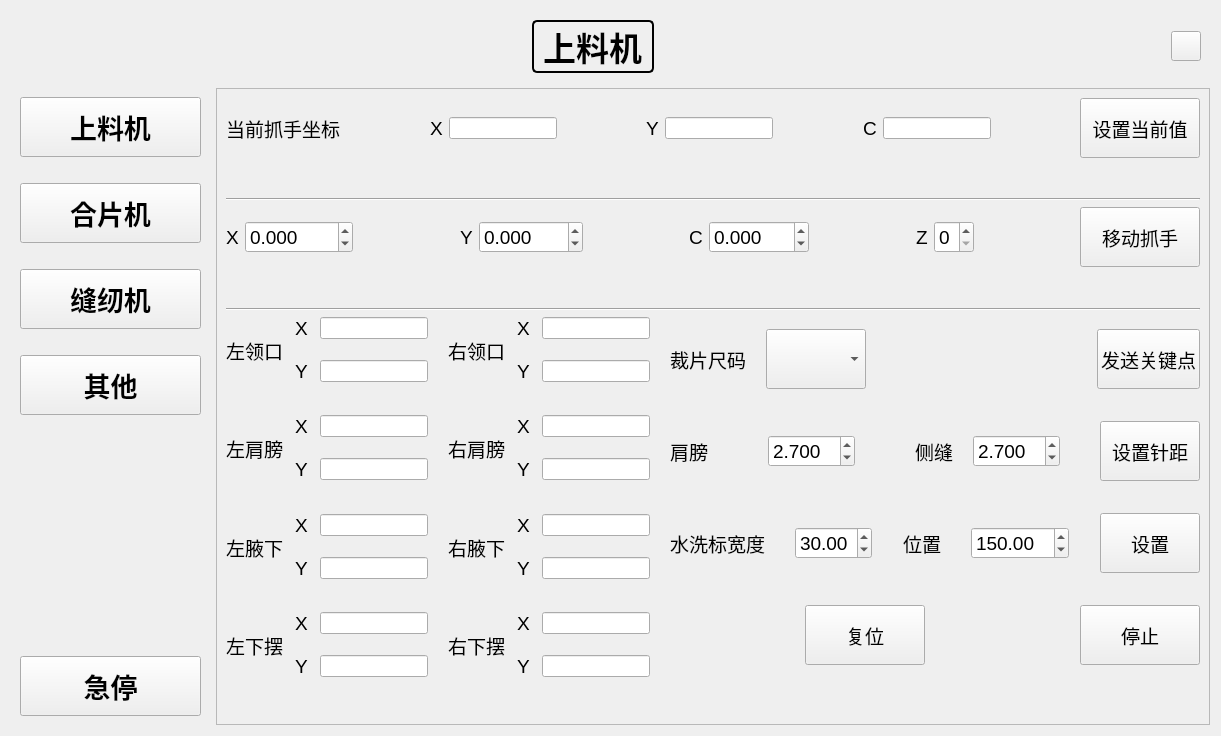
This is ui/developer_widget.ui in Mrjiong-ff/syt_hmi as Qt 5 draws it before an edit. The edited form follows.
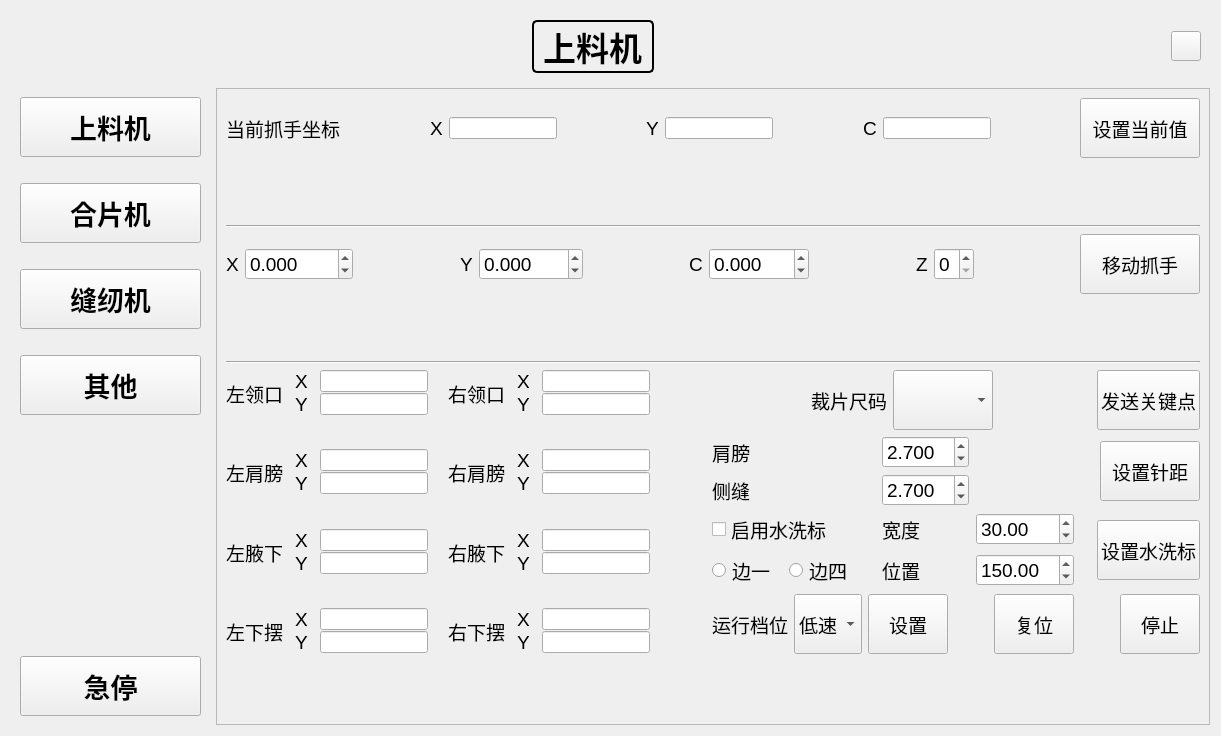
This is the edited form. The open tabs and pages were chosen to show the change. Custom widgets are drawn as their Qt base class.

What changed in the file:
```diff
--- a/ui/developer_widget.ui
+++ b/ui/developer_widget.ui
@@ -3271,10 +3271,7 @@
           </widget>
          </item>
          <item>
-          <layout class="QHBoxLayout" name="horizontalLayout_28" stretch="4,5">
-           <property name="spacing">
-            <number>20</number>
-           </property>
+          <layout class="QHBoxLayout" name="horizontalLayout_26">
            <item>
             <layout class="QGridLayout" name="gridLayout_18">
              <property name="horizontalSpacing">
@@ -3816,10 +3813,36 @@
              </item>
             </layout>
            </item>
+           <item>
+            <spacer name="horizontalSpacer_32">
+             <property name="orientation">
+              <enum>Qt::Horizontal</enum>
+             </property>
+             <property name="sizeHint" stdset="0">
+              <size>
+               <width>40</width>
+               <height>20</height>
+              </size>
+             </property>
+            </spacer>
+           </item>
            <item>
             <layout class="QVBoxLayout" name="verticalLayout_4">
              <item>
               <layout class="QHBoxLayout" name="horizontalLayout_22">
+               <item>
+                <spacer name="horizontalSpacer_11">
+                 <property name="orientation">
+                  <enum>Qt::Horizontal</enum>
+                 </property>
+                 <property name="sizeHint" stdset="0">
+                  <size>
+                   <width>40</width>
+                   <height>20</height>
+                  </size>
+                 </property>
+                </spacer>
+               </item>
                <item>
                 <widget class="QLabel" name="label_75">
                  <property name="font">
@@ -3881,8 +3904,26 @@
               </layout>
              </item>
              <item>
-              <layout class="QHBoxLayout" name="horizontalLayout_26">
-               <item>
+              <layout class="QGridLayout" name="gridLayout_8">
+               <item row="0" column="4" rowspan="2">
+                <widget class="WaterZoomButton" name="needle_length_btn">
+                 <property name="minimumSize">
+                  <size>
+                   <width>100</width>
+                   <height>60</height>
+                  </size>
+                 </property>
+                 <property name="font">
+                  <font>
+                   <pointsize>14</pointsize>
+                  </font>
+                 </property>
+                 <property name="text">
+                  <string>设置针距</string>
+                 </property>
+                </widget>
+               </item>
+               <item row="0" column="0">
                 <widget class="QLabel" name="label_74">
                  <property name="font">
                   <font>
@@ -3894,44 +3935,7 @@
                  </property>
                 </widget>
                </item>
-               <item>
-                <spacer name="horizontalSpacer_36">
-                 <property name="orientation">
-                  <enum>Qt::Horizontal</enum>
-                 </property>
-                 <property name="sizeHint" stdset="0">
-                  <size>
-                   <width>40</width>
-                   <height>20</height>
-                  </size>
-                 </property>
-                </spacer>
-               </item>
-               <item>
-                <widget class="QDoubleSpinBox" name="shoulder_length_spin_box">
-                 <property name="minimumSize">
-                  <size>
-                   <width>80</width>
-                   <height>0</height>
-                  </size>
-                 </property>
-                 <property name="font">
-                  <font>
-                   <pointsize>14</pointsize>
-                  </font>
-                 </property>
-                 <property name="decimals">
-                  <number>3</number>
-                 </property>
-                 <property name="singleStep">
-                  <double>0.050000000000000</double>
-                 </property>
-                 <property name="value">
-                  <double>2.700000000000000</double>
-                 </property>
-                </widget>
-               </item>
-               <item>
+               <item row="0" column="1" rowspan="2">
                 <spacer name="horizontalSpacer_27">
                  <property name="orientation">
                   <enum>Qt::Horizontal</enum>
@@ -3944,7 +3948,44 @@
                  </property>
                 </spacer>
                </item>
-               <item>
+               <item row="0" column="2">
+                <widget class="QDoubleSpinBox" name="shoulder_length_spin_box">
+                 <property name="minimumSize">
+                  <size>
+                   <width>80</width>
+                   <height>0</height>
+                  </size>
+                 </property>
+                 <property name="font">
+                  <font>
+                   <pointsize>14</pointsize>
+                  </font>
+                 </property>
+                 <property name="decimals">
+                  <number>3</number>
+                 </property>
+                 <property name="singleStep">
+                  <double>0.050000000000000</double>
+                 </property>
+                 <property name="value">
+                  <double>2.700000000000000</double>
+                 </property>
+                </widget>
+               </item>
+               <item row="0" column="3" rowspan="2">
+                <spacer name="horizontalSpacer_23">
+                 <property name="orientation">
+                  <enum>Qt::Horizontal</enum>
+                 </property>
+                 <property name="sizeHint" stdset="0">
+                  <size>
+                   <width>17</width>
+                   <height>20</height>
+                  </size>
+                 </property>
+                </spacer>
+               </item>
+               <item row="1" column="0">
                 <widget class="QLabel" name="label_76">
                  <property name="font">
                   <font>
@@ -3956,7 +3997,7 @@
                  </property>
                 </widget>
                </item>
-               <item>
+               <item row="1" column="2">
                 <widget class="QDoubleSpinBox" name="side_length_spin_box">
                  <property name="minimumSize">
                   <size>
@@ -3980,42 +4021,39 @@
                  </property>
                 </widget>
                </item>
-               <item>
-                <spacer name="horizontalSpacer_23">
-                 <property name="orientation">
-                  <enum>Qt::Horizontal</enum>
-                 </property>
-                 <property name="sizeHint" stdset="0">
-                  <size>
-                   <width>17</width>
-                   <height>20</height>
-                  </size>
-                 </property>
-                </spacer>
-               </item>
-               <item>
-                <widget class="WaterZoomButton" name="needle_length_btn">
-                 <property name="minimumSize">
-                  <size>
-                   <width>100</width>
-                   <height>60</height>
-                  </size>
-                 </property>
+              </layout>
+             </item>
+             <item>
+              <layout class="QGridLayout" name="gridLayout_20">
+               <item row="0" column="0" colspan="2">
+                <widget class="QCheckBox" name="enable_label_check_box">
                  <property name="font">
                   <font>
                    <pointsize>14</pointsize>
                   </font>
                  </property>
                  <property name="text">
-                  <string>设置针距</string>
+                  <string>启用水洗标</string>
                  </property>
                 </widget>
                </item>
-              </layout>
-             </item>
-             <item>
-              <layout class="QHBoxLayout" name="horizontalLayout_31">
-               <item>
+               <item row="0" column="2" rowspan="2">
+                <spacer name="horizontalSpacer_36">
+                 <property name="orientation">
+                  <enum>Qt::Horizontal</enum>
+                 </property>
+                 <property name="sizeType">
+                  <enum>QSizePolicy::Preferred</enum>
+                 </property>
+                 <property name="sizeHint" stdset="0">
+                  <size>
+                   <width>17</width>
+                   <height>48</height>
+                  </size>
+                 </property>
+                </spacer>
+               </item>
+               <item row="0" column="3">
                 <widget class="QLabel" name="label_82">
                  <property name="font">
                   <font>
@@ -4023,11 +4061,11 @@
                   </font>
                  </property>
                  <property name="text">
-                  <string>水洗标宽度</string>
+                  <string>宽度</string>
                  </property>
                 </widget>
                </item>
-               <item>
+               <item row="0" column="4" rowspan="2">
                 <spacer name="horizontalSpacer_33">
                  <property name="orientation">
                   <enum>Qt::Horizontal</enum>
@@ -4037,13 +4075,13 @@
                  </property>
                  <property name="sizeHint" stdset="0">
                   <size>
-                   <width>40</width>
-                   <height>20</height>
+                   <width>17</width>
+                   <height>48</height>
                   </size>
                  </property>
                 </spacer>
                </item>
-               <item>
+               <item row="0" column="5">
                 <widget class="QDoubleSpinBox" name="label_width_spin_box">
                  <property name="font">
                   <font>
@@ -4061,7 +4099,7 @@
                  </property>
                 </widget>
                </item>
-               <item>
+               <item row="0" column="6" rowspan="2">
                 <spacer name="horizontalSpacer_10">
                  <property name="orientation">
                   <enum>Qt::Horizontal</enum>
@@ -4071,13 +4109,55 @@
                  </property>
                  <property name="sizeHint" stdset="0">
                   <size>
-                   <width>40</width>
-                   <height>20</height>
+                   <width>17</width>
+                   <height>48</height>
                   </size>
                  </property>
                 </spacer>
                </item>
-               <item>
+               <item row="0" column="7" rowspan="2">
+                <widget class="WaterZoomButton" name="label_width_btn">
+                 <property name="minimumSize">
+                  <size>
+                   <width>100</width>
+                   <height>60</height>
+                  </size>
+                 </property>
+                 <property name="font">
+                  <font>
+                   <pointsize>14</pointsize>
+                  </font>
+                 </property>
+                 <property name="text">
+                  <string>设置水洗标</string>
+                 </property>
+                </widget>
+               </item>
+               <item row="1" column="0">
+                <widget class="QRadioButton" name="left_label_radio_box">
+                 <property name="font">
+                  <font>
+                   <pointsize>14</pointsize>
+                  </font>
+                 </property>
+                 <property name="text">
+                  <string>边一</string>
+                 </property>
+                </widget>
+               </item>
+               <item row="1" column="1">
+                <widget class="QRadioButton" name="right_label_radio_box">
+                 <property name="font">
+                  <font>
+                   <pointsize>14</pointsize>
+                  </font>
+                 </property>
+                 <property name="text">
+                  <string>边四</string>
+                 </property>
+                </widget>
+               </item>
+               <item row="1" column="3">
                 <widget class="QLabel" name="label_84">
                  <property name="font">
                   <font>
@@ -4089,20 +4169,7 @@
                  </property>
                 </widget>
                </item>
-               <item>
-                <spacer name="horizontalSpacer_32">
-                 <property name="orientation">
-                  <enum>Qt::Horizontal</enum>
-                 </property>
-                 <property name="sizeHint" stdset="0">
-                  <size>
-                   <width>40</width>
-                   <height>20</height>
-                  </size>
-                 </property>
-                </spacer>
-               </item>
-               <item>
+               <item row="1" column="5">
                 <widget class="QDoubleSpinBox" name="label_position_spin_box">
                  <property name="font">
                   <font>
@@ -4120,41 +4187,76 @@
                  </property>
                 </widget>
                </item>
-               <item>
-                <spacer name="horizontalSpacer_11">
-                 <property name="orientation">
-                  <enum>Qt::Horizontal</enum>
-                 </property>
-                 <property name="sizeHint" stdset="0">
-                  <size>
-                   <width>40</width>
-                   <height>20</height>
-                  </size>
-                 </property>
-                </spacer>
-               </item>
-               <item>
-                <widget class="WaterZoomButton" name="label_width_btn">
-                 <property name="minimumSize">
-                  <size>
-                   <width>100</width>
-                   <height>60</height>
-                  </size>
-                 </property>
-                 <property name="font">
-                  <font>
-                   <pointsize>14</pointsize>
-                  </font>
-                 </property>
-                 <property name="text">
-                  <string>设置</string>
-                 </property>
-                </widget>
-               </item>
               </layout>
              </item>
              <item>
               <layout class="QHBoxLayout" name="horizontalLayout_27">
+               <item>
+                <widget class="QLabel" name="label_86">
+                 <property name="font">
+                  <font>
+                   <pointsize>14</pointsize>
+                  </font>
+                 </property>
+                 <property name="text">
+                  <string>运行档位</string>
+                 </property>
+                </widget>
+               </item>
+               <item>
+                <widget class="QComboBox" name="sewing_machine_speed_combo_box">
+                 <property name="minimumSize">
+                  <size>
+                   <width>0</width>
+                   <height>60</height>
+                  </size>
+                 </property>
+                 <property name="maximumSize">
+                  <size>
+                   <width>70</width>
+                   <height>16777215</height>
+                  </size>
+                 </property>
+                 <property name="font">
+                  <font>
+                   <pointsize>14</pointsize>
+                  </font>
+                 </property>
+                 <item>
+                  <property name="text">
+                   <string>低速</string>
+                  </property>
+                 </item>
+                 <item>
+                  <property name="text">
+                   <string>中速</string>
+                  </property>
+                 </item>
+                 <item>
+                  <property name="text">
+                   <string>高速</string>
+                  </property>
+                 </item>
+                </widget>
+               </item>
+               <item>
+                <widget class="QPushButton" name="sewing_machine_speed_btn">
+                 <property name="minimumSize">
+                  <size>
+                   <width>0</width>
+                   <height>60</height>
+                  </size>
+                 </property>
+                 <property name="font">
+                  <font>
+                   <pointsize>14</pointsize>
+                  </font>
+                 </property>
+                 <property name="text">
+                  <string>设置</string>
+                 </property>
+                </widget>
+               </item>
                <item>
                 <spacer name="horizontalSpacer_31">
                  <property name="orientation">
@@ -4172,7 +4274,7 @@
                 <widget class="WaterZoomButton" name="sewing_reset_btn">
                  <property name="minimumSize">
                   <size>
-                   <width>120</width>
+                   <width>80</width>
                    <height>60</height>
                   </size>
                  </property>
@@ -4203,7 +4305,7 @@
                 <widget class="WaterZoomButton" name="sewing_stop_btn">
                  <property name="minimumSize">
                   <size>
-                   <width>120</width>
+                   <width>80</width>
                    <height>60</height>
                   </size>
                  </property>
```
Left out of the diff: 109 changed lines with no effect on the pictures.
